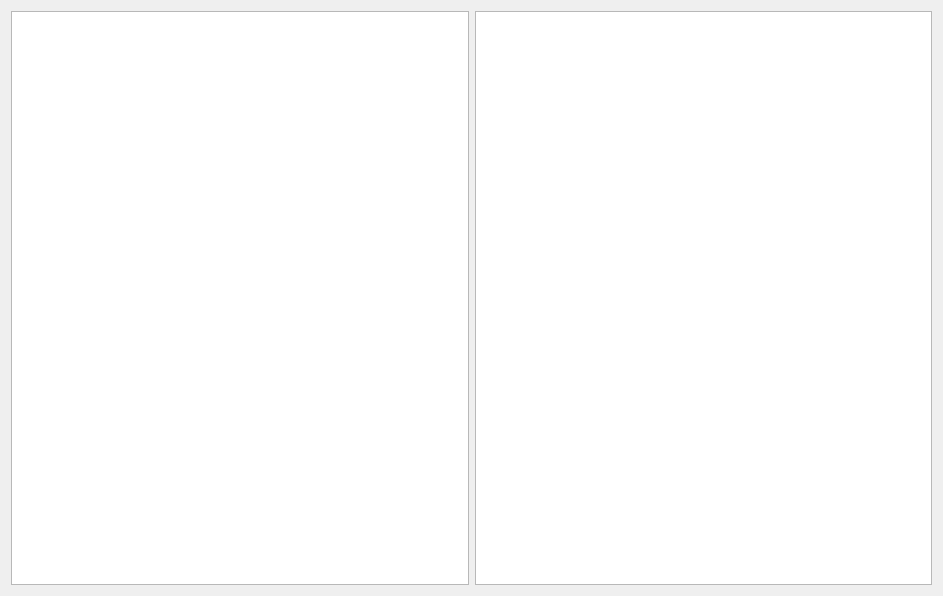
First picture: the form in res/json.ui, repository MQPearth/thy-tools, before the edit.
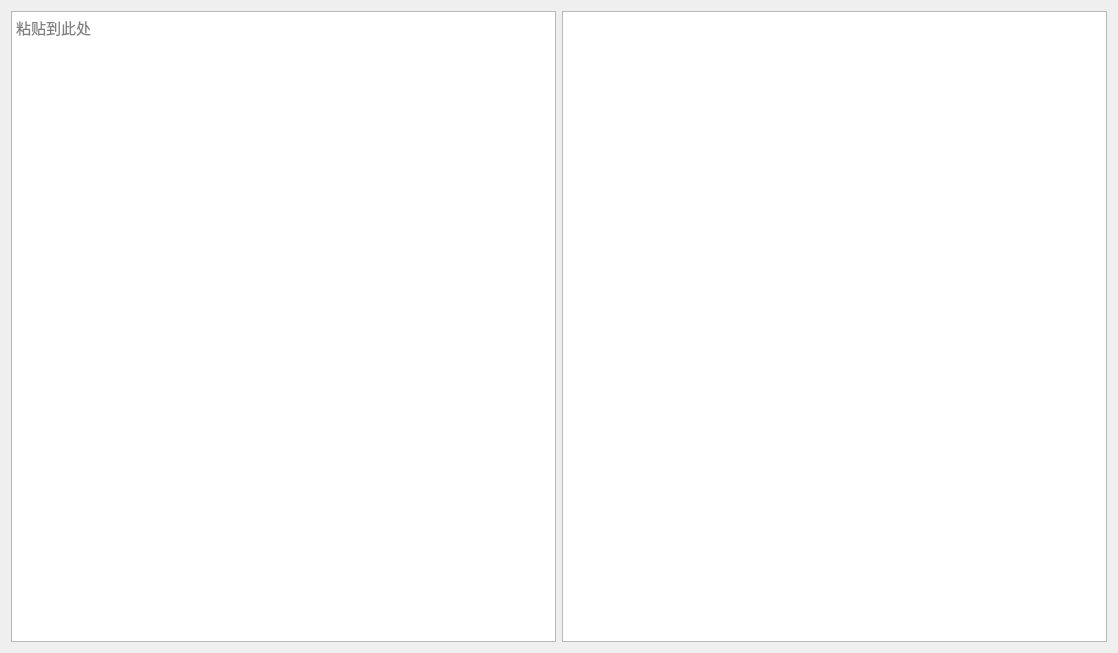
Second picture: the form after the edit. Icons and pictures are not drawn.

Commit message: feat: json格式化

Patch:
```diff
--- a/res/json.ui
+++ b/res/json.ui
@@ -6,8 +6,8 @@
    <rect>
     <x>0</x>
     <y>0</y>
-    <width>943</width>
-    <height>596</height>
+    <width>1118</width>
+    <height>653</height>
    </rect>
   </property>
   <property name="windowTitle">
@@ -19,10 +19,28 @@
   <widget class="QWidget" name="centralWidget">
    <layout class="QGridLayout" name="gridLayout">
     <item row="0" column="0">
-     <widget class="QTextEdit" name="sourceEdit"/>
+     <widget class="QTextEdit" name="sourceEdit">
+      <property name="font">
+       <font>
+        <pointsize>11</pointsize>
+       </font>
+      </property>
+      <property name="placeholderText">
+       <string>粘贴到此处</string>
+      </property>
+     </widget>
     </item>
     <item row="0" column="1">
-     <widget class="QTextEdit" name="targetEdit"/>
+     <widget class="QTextEdit" name="targetEdit">
+      <property name="font">
+       <font>
+        <pointsize>11</pointsize>
+       </font>
+      </property>
+      <property name="readOnly">
+       <bool>true</bool>
+      </property>
+     </widget>
     </item>
    </layout>
   </widget>
```
The commit also changes 2 other files.
